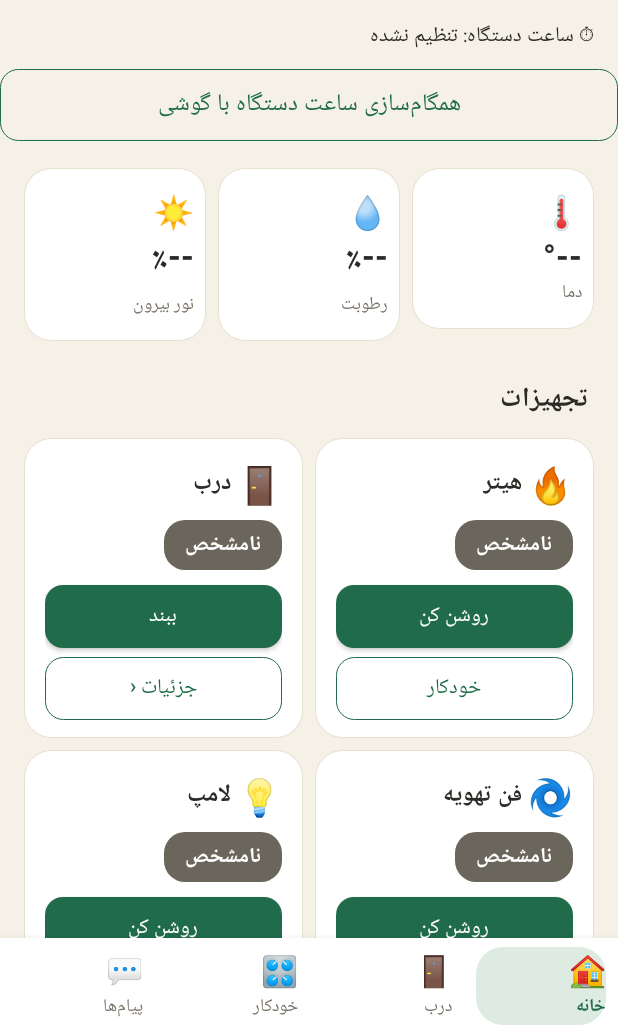
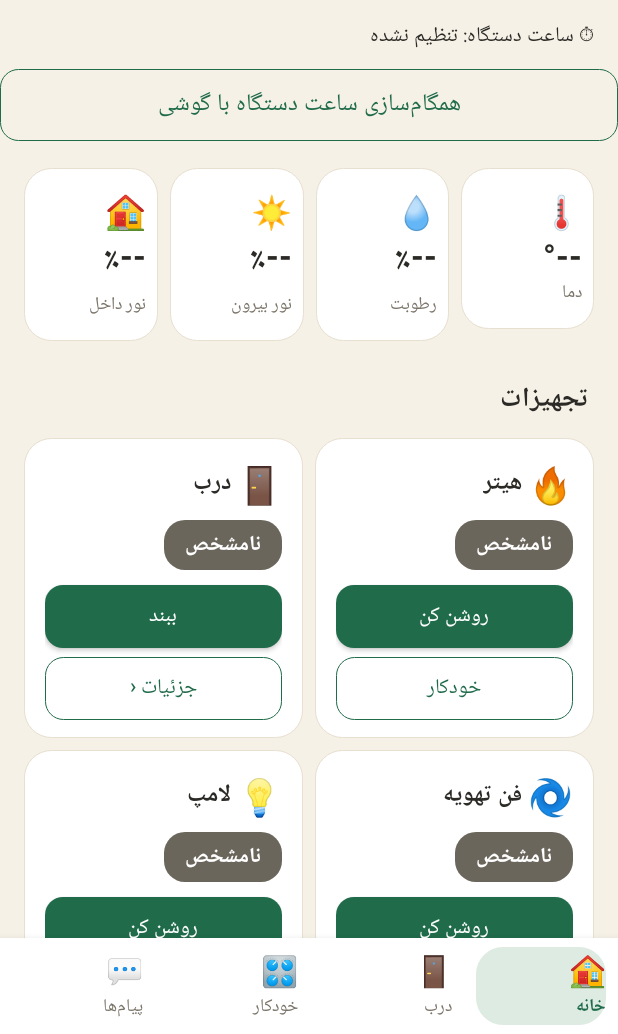
Before and after one commit to bivar7321-hub/morgdari, an Android app: the screen it shows after launch (MainActivity), on a phone screen of 412 x 824 dp, the part 202-1236 px from its top. Run offline under Robolectric (Android 15) with nearby library versions, the phone set to English and light mode, and no system bars.

Commit message:
Update MainActivity.kt

```diff
--- a/app/src/main/java/ir/morghdari/app/MainActivity.kt
+++ b/app/src/main/java/ir/morghdari/app/MainActivity.kt
@@ -227,7 +227,7 @@ class MainActivity : Activity() {
         stats.addView(statTile("🌡", fa(m["T"] ?: "--") + "°", "دما"), tileLp())
         stats.addView(statTile("💧", fa(m["H"] ?: "--") + "٪", "رطوبت"), tileLp())
         stats.addView(statTile("☀️", fa(m["L"] ?: "--") + "٪", "نور بیرون"), tileLp())
-        if (m.containsKey("LI")) stats.addView(statTile("🏠", fa(m["LI"] ?: "--") + "٪", "نور داخل"), tileLp())
+        stats.addView(statTile("🏠", fa(m["LI"] ?: "--") + "٪", "نور داخل"), tileLp())
         val sp = LinearLayout.LayoutParams(-1, -2)
         sp.setMargins(dp(12), dp(14), dp(12), 0)
         col.addView(stats, sp)
```
